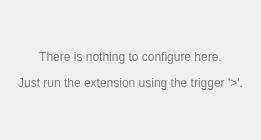
First picture: the form in src/plugins/terminal/configwidget.ui, repository albertlauncher/albert, before the edit.
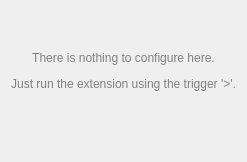
Second picture: the form after the edit.

```diff
--- a/src/plugins/terminal/configwidget.ui
+++ b/src/plugins/terminal/configwidget.ui
@@ -2,14 +2,6 @@
 <ui version="4.0">
  <class>Terminal::ConfigWidget</class>
  <widget class="QWidget" name="Terminal::ConfigWidget">
-  <property name="geometry">
-   <rect>
-    <x>0</x>
-    <y>0</y>
-    <width>261</width>
-    <height>140</height>
-   </rect>
-  </property>
   <layout class="QVBoxLayout" name="verticalLayout_2">
    <item>
     <spacer name="verticalSpacer_2">
@@ -47,6 +39,9 @@
      </property>
     </spacer>
    </item>
+   <item>
+    <widget class="QLabel" name="label_statusbar"/>
+   </item>
   </layout>
  </widget>
  <resources/>
```
